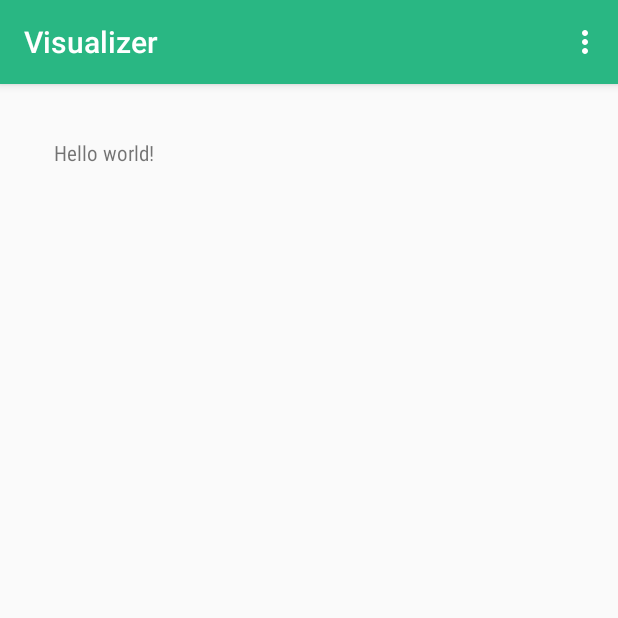
After one commit to laupsy/Habitualizer, an Android app: the Visualizer screen opened directly, with no data from a screen before it, on a phone screen of 412 x 824 dp, the top half of it. The commit adds this screen. Run offline under Robolectric (Android 15) with nearby library versions, the phone set to English and light mode, and no system bars.

Commit message:
added visualizer activity

```diff
--- a/Habitualizer/app/src/main/AndroidManifest.xml
+++ b/Habitualizer/app/src/main/AndroidManifest.xml
@@ -71,6 +71,10 @@
             android:name=".Debug"
             android:label="@string/title_activity_debug" >
         </activity>
+        <activity
+            android:name=".Visualizer"
+            android:label="@string/title_activity_visualizer" >
+        </activity>
     </application>
 
 </manifest>
--- /dev/null
+++ b/Habitualizer/app/src/main/java/com/example/laurabarbera/habitualizer/Visualizer.java
@@ -0,0 +1,39 @@
+package com.example.laurabarbera.habitualizer;
+
+import android.support.v7.app.ActionBarActivity;
+import android.os.Bundle;
+import android.view.Menu;
+import android.view.MenuItem;
+
+
+public class Visualizer extends ActionBarActivity {
+
+    @Override
+    protected void onCreate(Bundle savedInstanceState) {
+        super.onCreate(savedInstanceState);
+        setContentView(R.layout.activity_visualizer);
+    }
+
+
+    @Override
+    public boolean onCreateOptionsMenu(Menu menu) {
+        // Inflate the menu; this adds items to the action bar if it is present.
+        getMenuInflater().inflate(R.menu.menu_visualizer, menu);
+        return true;
+    }
+
+    @Override
+    public boolean onOptionsItemSelected(MenuItem item) {
+        // Handle action bar item clicks here. The action bar will
+        // automatically handle clicks on the Home/Up button, so long
+        // as you specify a parent activity in AndroidManifest.xml.
+        int id = item.getItemId();
+
+        //noinspection SimplifiableIfStatement
+        if (id == R.id.action_settings) {
+            return true;
+        }
+
+        return super.onOptionsItemSelected(item);
+    }
+}
--- a/Habitualizer/app/src/main/res/layout/actionbar_layout.xml
+++ b/Habitualizer/app/src/main/res/layout/actionbar_layout.xml
@@ -11,7 +11,7 @@
         android:layout_alignParentLeft="true"
         android:background="@drawable/icon" />
     <ImageButton
-        android:id="@+id/btn3"
+        android:id="@+id/visualizer"
         android:layout_width="32dp"
         android:layout_height="66dp"
         android:layout_alignParentRight="true"
--- /dev/null
+++ b/Habitualizer/app/src/main/res/layout/activity_visualizer.xml
@@ -0,0 +1,12 @@
+<RelativeLayout xmlns:android="http://schemas.android.com/apk/res/android"
+    xmlns:tools="http://schemas.android.com/tools" android:layout_width="match_parent"
+    android:layout_height="match_parent" android:paddingLeft="@dimen/activity_horizontal_margin"
+    android:paddingRight="@dimen/activity_horizontal_margin"
+    android:paddingTop="@dimen/activity_vertical_margin"
+    android:paddingBottom="@dimen/activity_vertical_margin"
+    tools:context="com.example.laurabarbera.habitualizer.Visualizer">
+
+    <TextView android:text="@string/hello_world" android:layout_width="wrap_content"
+        android:layout_height="wrap_content" />
+
+</RelativeLayout>
--- /dev/null
+++ b/Habitualizer/app/src/main/res/menu/menu_visualizer.xml
@@ -0,0 +1,7 @@
+<menu xmlns:android="http://schemas.android.com/apk/res/android"
+    xmlns:app="http://schemas.android.com/apk/res-auto"
+    xmlns:tools="http://schemas.android.com/tools"
+    tools:context="com.example.laurabarbera.habitualizer.Visualizer">
+    <item android:id="@+id/action_settings" android:title="@string/action_settings"
+        android:orderInCategory="100" app:showAsAction="never" />
+</menu>
--- a/Habitualizer/app/src/main/res/values/strings.xml
+++ b/Habitualizer/app/src/main/res/values/strings.xml
@@ -71,4 +71,5 @@
 
     <string name="debug_text">Debug</string>
     <string name="save">Save</string>
+    <string name="title_activity_visualizer">Visualizer</string>
 </resources>
```
Also changed, not shown: Habitualizer/app/src/main/java/com/example/laurabarbera/habitualizer/Dashboard.java (+9 -0 lines).
